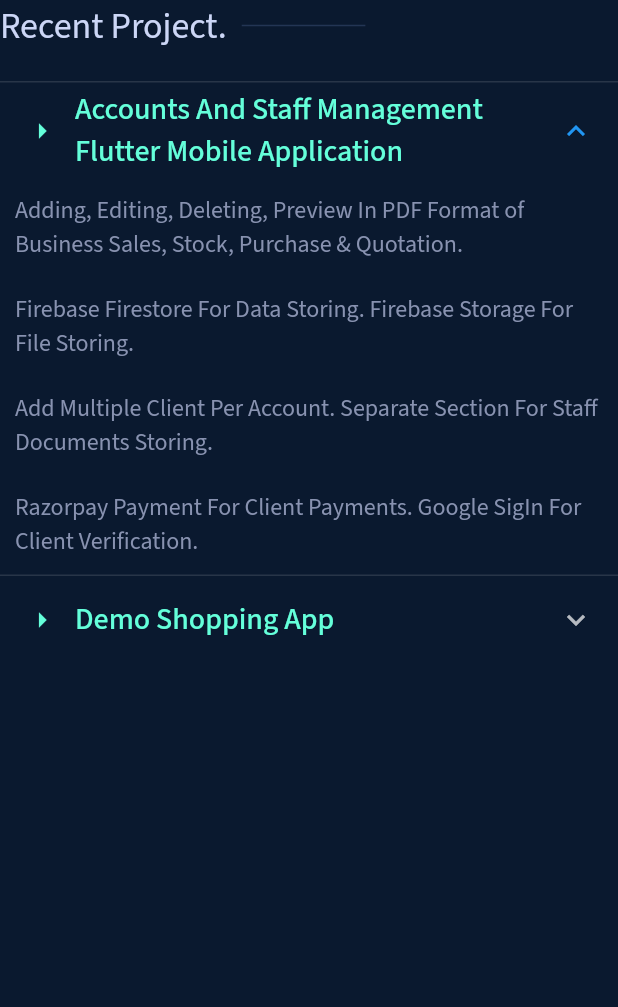
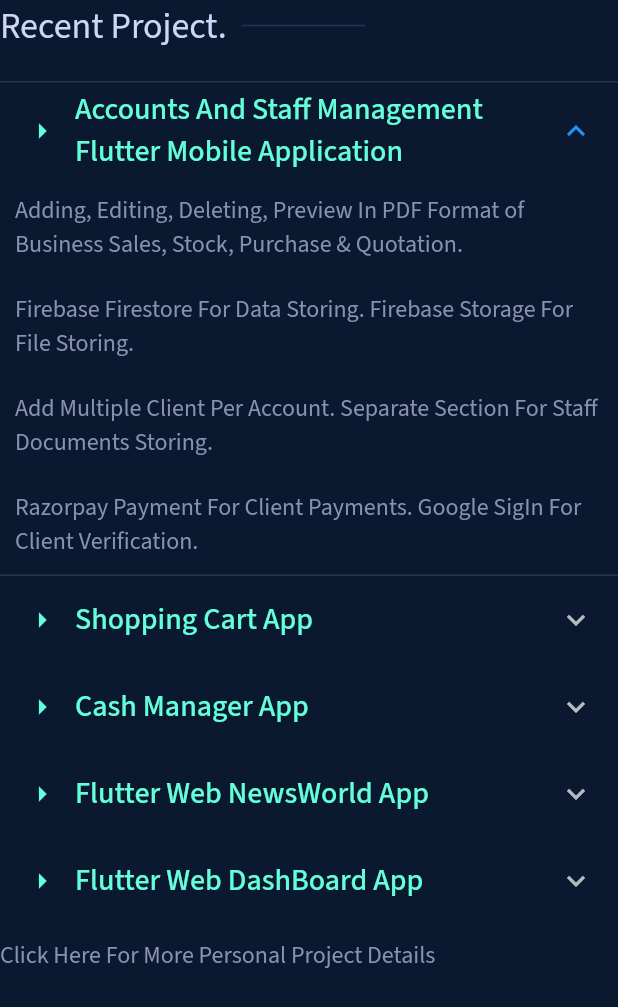
Before and after one commit to AzharKV/MyProfile, a Flutter app: the ProjectSection widget shown alone on an empty page, opened directly, on a phone screen of 412 x 824 dp. Shown: the top 1007 px of the screen. Run offline on Flutter 3.47's test engine with Material 2 defaults, Android fonts, the phone set to English and light mode, and no system bars; our stand-ins replace auto_size_text, font_awesome_flutter, get, google_fonts.

Commit message:
add project section with gif files

```diff
--- a/lib/components/projectSection.dart
+++ b/lib/components/projectSection.dart
@@ -3,6 +3,7 @@ import 'package:flutter/material.dart';
 import 'package:profile/constFiles/color.dart';
 import 'package:profile/widgets/expandingPoints.dart';
 import 'package:profile/widgets/headingBar.dart';
+import 'package:profile/widgets/customNetworkImage.dart';
 import 'package:profile/widgets/projectItem.dart';
 import 'package:url_launcher/url_launcher.dart';
 
@@ -40,18 +41,13 @@ class ProjectSection extends StatelessWidget {
           ],
         ),
         ProjectItem(
-          projectName: "Demo Shopping App",
+          projectName: "Shopping Cart App",
           initialExpanded: false,
           children: [
             ExpandedPoints(
                 haveIcon: false,
                 text:
-                    "Flutter FrameWork, Hive Database, GetX State Management"),
-            Wrap(
-              children: [
-                Text("jhgkj"),
-              ],
-            ),
+                    "Flutter FrameWork, Hive Database, GetX State Management, MVC Architecture"),
             InkWell(
               onTap: () => launch("https://github.com/AzharKV/Closho"),
               child: Text("Click Here For GitHub Link And To Learn More...",
@@ -60,7 +56,148 @@ class ProjectSection extends StatelessWidget {
                       .subtitle1!
                       .merge(TextStyle(color: textColor2))),
             ),
+            Wrap(
+              alignment: WrapAlignment.center,
+              children: [
+                CustomNetworkImage(
+                    url:
+                        "https://github.com/AzharKV/Closho/blob/master/screenshot/20210703_213537.gif?raw=true"),
+                CustomNetworkImage(
+                    url:
+                        "https://github.com/AzharKV/Closho/blob/master/screenshot/20210703_213417.gif?raw=true"),
+                CustomNetworkImage(
+                    url:
+                        "https://github.com/AzharKV/Closho/blob/master/screenshot/20210703_213644.gif?raw=true"),
+              ]
+                  .map((e) => Padding(
+                        padding: EdgeInsets.all(10),
+                        child: e,
+                      ))
+                  .toList(),
+            ),
           ],
+        ),
+        ProjectItem(
+          projectName: "Cash Manager App",
+          initialExpanded: false,
+          children: [
+            ExpandedPoints(
+                haveIcon: false,
+                text:
+                    "Flutter FrameWork, SQFlite Database, Provider State Management, MVC Architecture"),
+            InkWell(
+              onTap: () => launch("https://github.com/AzharKV/Money_Manager"),
+              child: Text("Click Here For GitHub Link And To Learn More...",
+                  style: Theme.of(context)
+                      .textTheme
+                      .subtitle1!
+                      .merge(TextStyle(color: textColor2))),
+            ),
+            Wrap(
+              alignment: WrapAlignment.center,
+              children: [
+                CustomNetworkImage(
+                    url:
+                        "https://github.com/AzharKV/Money_Manager/blob/master/screenshot/20210702_154652.gif?raw=true"),
+                CustomNetworkImage(
+                    url:
+                        "https://github.com/AzharKV/Money_Manager/blob/master/screenshot/20210702_155007.gif?raw=true"),
+                CustomNetworkImage(
+                    url:
+                        "https://github.com/AzharKV/Money_Manager/blob/master/screenshot/20210702_155204.gif?raw=true"),
+              ]
+                  .map((e) => Padding(
+                        padding: EdgeInsets.all(10),
+                        child: e,
+                      ))
+                  .toList(),
+            ),
+          ],
+        ),
+        ProjectItem(
+          projectName: "Flutter Web NewsWorld App",
+          initialExpanded: false,
+          children: [
+            ExpandedPoints(
+                haveIcon: false,
+                text:
+                    "Flutter FrameWork, NewsApi.org Api, GetX State Management, MVC Architecture"),
+            InkWell(
+              onTap: () => launch("https://github.com/AzharKV/NewsWorld"),
+              child: Text("Click Here For GitHub Link And To Learn More...",
+                  style: Theme.of(context)
+                      .textTheme
+                      .subtitle1!
+                      .merge(TextStyle(color: textColor2))),
+            ),
+            Wrap(
+              alignment: WrapAlignment.center,
+              children: [
+                CustomNetworkImage(
+                    url:
+                        "https://github.com/AzharKV/NewsWorld/blob/master/screenshot/desktopView.gif?raw=true"),
+                CustomNetworkImage(
+                    url:
+                        "https://github.com/AzharKV/NewsWorld/blob/master/screenshot/mobileView.gif?raw=true"),
+                CustomNetworkImage(
+                    url:
+                        "https://github.com/AzharKV/NewsWorld/blob/master/screenshot/tabletView.png?raw=true"),
+              ]
+                  .map((e) => Padding(
+                        padding: EdgeInsets.all(10),
+                        child: e,
+                      ))
+                  .toList(),
+            ),
+          ],
+        ),
+        ProjectItem(
+          projectName: "Flutter Web DashBoard App",
+          initialExpanded: false,
+          children: [
+            ExpandedPoints(
+                haveIcon: false,
+                text: "Flutter Responsive Web, Tablet, Mobile Dashboard UI."),
+            InkWell(
+              onTap: () =>
+                  launch("https://github.com/AzharKV/Responsive_DashBoard"),
+              child: Text("Click Here For GitHub Link And To Learn More...",
+                  style: Theme.of(context)
+                      .textTheme
+                      .subtitle1!
+                      .merge(TextStyle(color: textColor2))),
+            ),
+            Wrap(
+              alignment: WrapAlignment.center,
+              children: [
+                CustomNetworkImage(
+                    url:
+                        "https://github.com/AzharKV/Responsive_DashBoard/blob/master/screenshot/desktopView.png?raw=true"),
+                CustomNetworkImage(
+                    url:
+                        "https://github.com/AzharKV/Responsive_DashBoard/blob/master/screenshot/mobileView.gif?raw=true"),
+                CustomNetworkImage(
+                    url:
+                        "https://github.com/AzharKV/Responsive_DashBoard/blob/master/screenshot/tabletView.png?raw=true"),
+              ]
+                  .map((e) => Padding(
+                        padding: EdgeInsets.all(10),
+                        child: e,
+                      ))
+                  .toList(),
+            ),
+          ],
+        ),
+        Padding(
+          padding: const EdgeInsets.only(top: 10),
+          child: InkWell(
+            onTap: () => launch("https://github.com/AzharKV"),
+            child: Text("Click Here For More Personal Project Details",
+                style: Theme.of(context)
+                    .textTheme
+                    .subtitle1!
+                    .merge(TextStyle(color: textColor2))),
+          ),
         ),
       ],
     );
--- /dev/null
+++ b/lib/widgets/customNetworkImage.dart
@@ -0,0 +1,23 @@
+import 'package:flutter/material.dart';
+
+class CustomNetworkImage extends StatelessWidget {
+  const CustomNetworkImage({
+    Key? key,
+    required this.url,
+  }) : super(key: key);
+
+  final String url;
+
+  @override
+  Widget build(BuildContext context) {
+    return Image.network(
+      url,
+      loadingBuilder: (context, child, loadingProgress) {
+        if (loadingProgress == null) return child;
+        return CircularProgressIndicator();
+      },
+      height: 400,
+      filterQuality: FilterQuality.low,
+    );
+  }
+}
```
